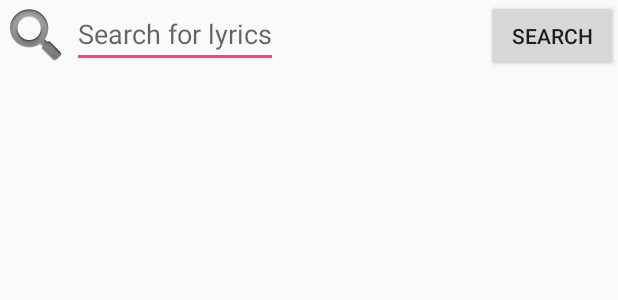
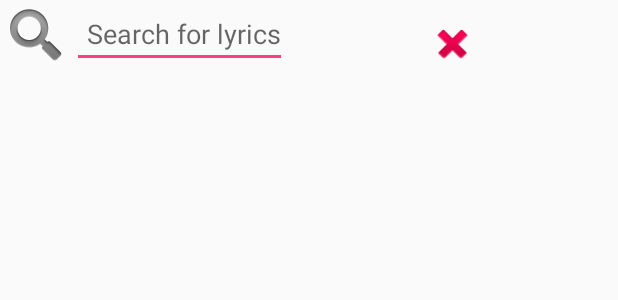
Before and after one commit to JulieYeah/LyricsCard, an Android app: the layout activity_lyrics_search.xml on its own in the app's theme, with its tools: preview values and no code run, on a phone screen of 412 x 824 dp. Shown: the top 300 px of the screen. Run offline under Robolectric (Android 15) with nearby library versions, the light colour scheme and no system bars; Roboto replaces fonts that are not available here.

Commit message:
search button deleted and song name display in toolbar

```diff
--- a/CreateLyricsCard/app/src/main/java/tracy_pc/createlyricscard/DisplayLyricsActivity.java
+++ b/CreateLyricsCard/app/src/main/java/tracy_pc/createlyricscard/DisplayLyricsActivity.java
@@ -65,7 +65,7 @@ public class DisplayLyricsActivity extends AppCompatActivity implements Adapter.
         super.onCreate(savedInstanceState);
         setContentView(R.layout.activity_display_lyrics);
         Toolbar toolbar = (Toolbar) findViewById(R.id.toolbar);
-        setSupportActionBar(toolbar);
+
 
         listView = (ListView) findViewById(R.id.listView);
         dataList = new ArrayList<ItemBean>();
@@ -77,7 +77,9 @@ public class DisplayLyricsActivity extends AppCompatActivity implements Adapter.
         //get the song name data from the onItemClick function from Lyric_SearchActivity
         Intent intent = getIntent();
         songid = intent.getStringExtra("songid");
-
+        songName=intent.getStringExtra("songs");
+        toolbar.setTitle(songName);
+        setSupportActionBar(toolbar);
         //New thread to handle the internet connection action
         new Thread(new Runnable() {
             @Override
--- a/CreateLyricsCard/app/src/main/res/layout/activity_display_lyrics.xml
+++ b/CreateLyricsCard/app/src/main/res/layout/activity_display_lyrics.xml
@@ -22,6 +22,7 @@
 
     </android.support.design.widget.AppBarLayout>
 
+
     <include layout="@layout/content_display_lyrics" />
 
 </android.support.design.widget.CoordinatorLayout>
--- a/CreateLyricsCard/app/src/main/res/layout/activity_lyrics_search.xml
+++ b/CreateLyricsCard/app/src/main/res/layout/activity_lyrics_search.xml
@@ -13,34 +13,25 @@
             android:layout_height="wrap_content"
             android:src="@android:drawable/ic_search_category_default"
             android:id="@+id/search_icon"/>
-
         <EditText
-            android:layout_toRightOf="@+id/search_icon"
-            android:layout_toEndOf="@+id/search_icon"
+           android:layout_toRightOf="@+id/search_icon"
+            android:paddingLeft="10sp"
             android:layout_width="wrap_content"
             android:layout_height="wrap_content"
             android:hint="Search for lyrics"
             android:id="@+id/search_input"
-            android:voiceSearchMode="showVoiceSearchButton|launchRecognizer"/>
+            android:voiceSearchMode="showVoiceSearchButton|launchRecognizer"
+            android:maxLines="1" />
 
         <ImageView
             android:contentDescription="delete the input"
             android:layout_width="match_parent"
             android:layout_height="wrap_content"
-            android:layout_toLeftOf="@+id/btn_searchLyric"
             android:layout_toRightOf="@+id/search_input"
             android:layout_alignBottom="@+id/search_input"
             app:srcCompat="@android:drawable/ic_delete"
             android:id="@+id/delete_input"
-            android:visibility="gone"/>
-
-        <Button
-            android:text="Search"
-            android:layout_width="wrap_content"
-            android:layout_height="wrap_content"
-            android:layout_alignParentRight="true"
-            android:layout_alignParentTop="true"
-            android:id="@+id/btn_searchLyric" />
+            android:visibility="visible"/>
 
     </RelativeLayout>
 
```
Also changed, not shown: CreateLyricsCard/app/src/main/java/tracy_pc/createlyricscard/LyricsSearchActivity.java (+5 -15 lines).
